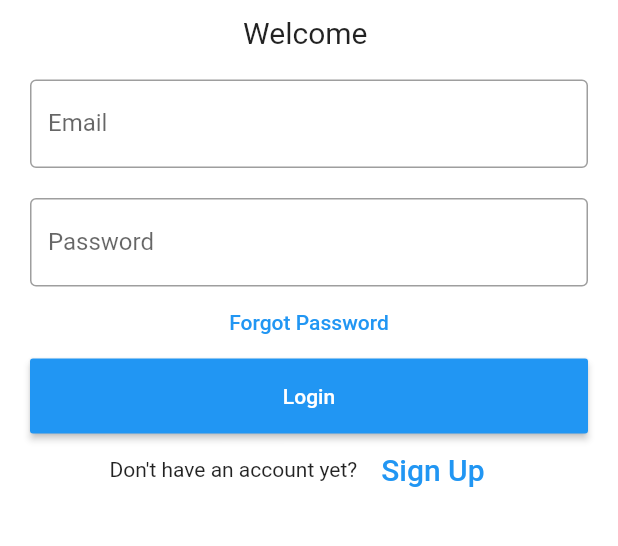
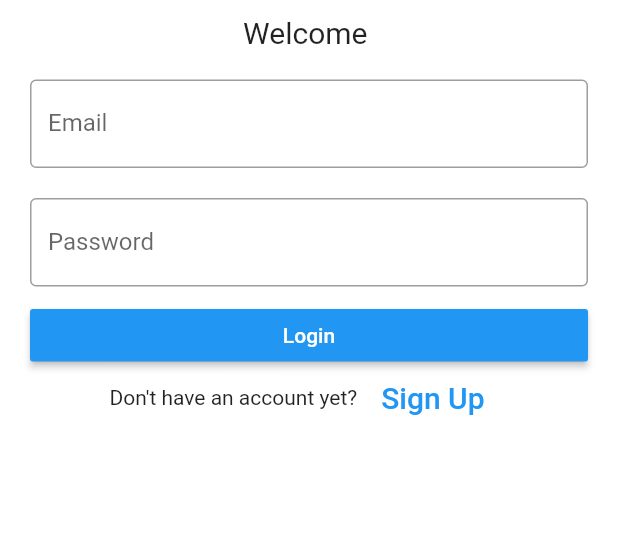
Before and after one commit to COS301-SE-2021/Silicon-Scraper, a Flutter app: the screen it shows after launch, on a phone screen of 412 x 824 dp, the part 339-885 px from its top. Run offline on Flutter 3.47's test engine with Material 2 defaults, Android fonts, the phone set to English and light mode, and no system bars; our stand-ins replace firebase_core, firebase_messaging, flutter_local_notifications, percent_indicator, shared_preferences, sliding_up_panel and 1 more; accounts and stored records are empty; statements that could not run were skipped.

Commit message:
feat: removed forgot password

```diff
--- a/frontend/lib/views/analytics_view.dart
+++ b/frontend/lib/views/analytics_view.dart
@@ -77,7 +77,7 @@ class AnalyticsView extends StatelessWidget
                       else if (snapshot.data != null)
                       {
                         return Container(
-                          margin:EdgeInsets.only(top:20),
+                          margin:EdgeInsets.only(top:30),
                             child: Column(
                               children: [
                                 sentiment.sentimentList(),
--- a/frontend/lib/views/login_view.dart
+++ b/frontend/lib/views/login_view.dart
@@ -62,16 +62,16 @@ class _LoginViewState extends State<LoginView> {
                       ),
                     ),
                   ),
-                  FlatButton(
-                    onPressed: (){
-                      //forgot password screen
-                    },
-                    textColor: Colors.blue,
-                    child: Text('Forgot Password'),
-                  ),
+//                  FlatButton(
+//                    onPressed: (){
+//                      //forgot password screen
+//                    },
+//                    textColor: Colors.blue,
+//                    child: Text('Forgot Password'),
+//                  ),
                   Container(
                       height: 50,
-                      padding: EdgeInsets.fromLTRB(10, 0, 10, 0),
+                      padding: EdgeInsets.fromLTRB(10, 15, 10, 0),
                       child: RaisedButton(
                         textColor: Colors.white,
                         color: Colors.blue,
```
